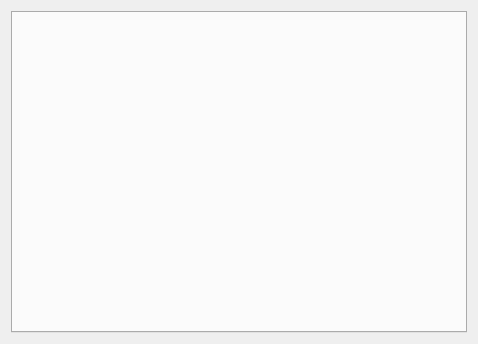
Above: settingDialog/stagesettingdialog.ui from MaruoLab2015/5AxisFabricationApplication before the change. Below: the same form after it.
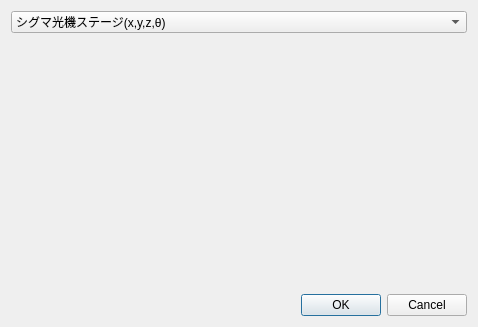
That is the form after the change.

Commit message: add line model and renewal setting dialog

The edit to the form file:
```diff
--- a/settingDialog/stagesettingdialog.ui
+++ b/settingDialog/stagesettingdialog.ui
@@ -7,7 +7,7 @@
     <x>0</x>
     <y>0</y>
     <width>478</width>
-    <height>344</height>
+    <height>327</height>
    </rect>
   </property>
   <property name="windowTitle">
@@ -15,9 +15,39 @@
   </property>
   <layout class="QGridLayout" name="gridLayout_2">
    <item row="0" column="0">
-    <widget class="QTabWidget" name="tabWidget">
-     <property name="currentIndex">
-      <number>-1</number>
+    <layout class="QVBoxLayout" name="verticalLayout">
+     <item>
+      <widget class="QComboBox" name="settingComboBox">
+       <item>
+        <property name="text">
+         <string>シグマ光機ステージ(x,y,z,θ)</string>
+        </property>
+       </item>
+       <item>
+        <property name="text">
+         <string>テクノハンズ(Φ), 樹脂供給用(z, θ)</string>
+        </property>
+       </item>
+       <item>
+        <property name="text">
+         <string>シャッター</string>
+        </property>
+       </item>
+      </widget>
+     </item>
+     <item>
+      <widget class="QStackedWidget" name="stackedWidget">
+       <property name="currentIndex">
+        <number>-1</number>
+       </property>
+      </widget>
+     </item>
+    </layout>
+   </item>
+   <item row="1" column="0">
+    <widget class="QDialogButtonBox" name="buttonBox">
+     <property name="standardButtons">
+      <set>QDialogButtonBox::Cancel|QDialogButtonBox::Ok</set>
      </property>
     </widget>
    </item>
```
Left out of the diff: 2 changed lines with no effect on the pictures. The commit also changes 17 other files.
